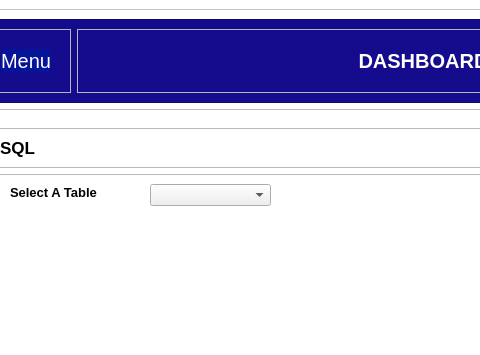
Qt form demo3.ui (Rahs0601/Pyside6-POC) before a commit; both pictures show x 279 to 759 and y 0 to 355 of the 1078 by 633 pixel window.
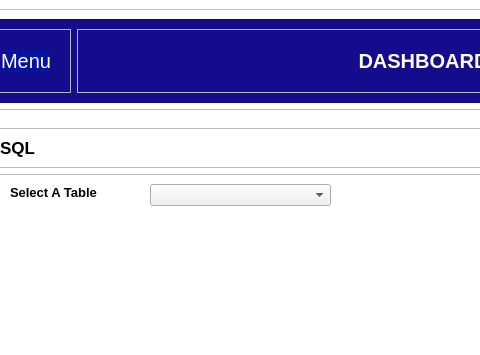
The same form after that commit. The open tabs and pages were chosen to show the change.

Patch:
```diff
--- a/demo3.ui
+++ b/demo3.ui
@@ -644,7 +644,7 @@
                   <rect>
                    <x>160</x>
                    <y>10</y>
-                   <width>121</width>
+                   <width>181</width>
                    <height>22</height>
                   </rect>
                  </property>
```
Left out of the diff: 2 changed lines with no effect on the pictures.
